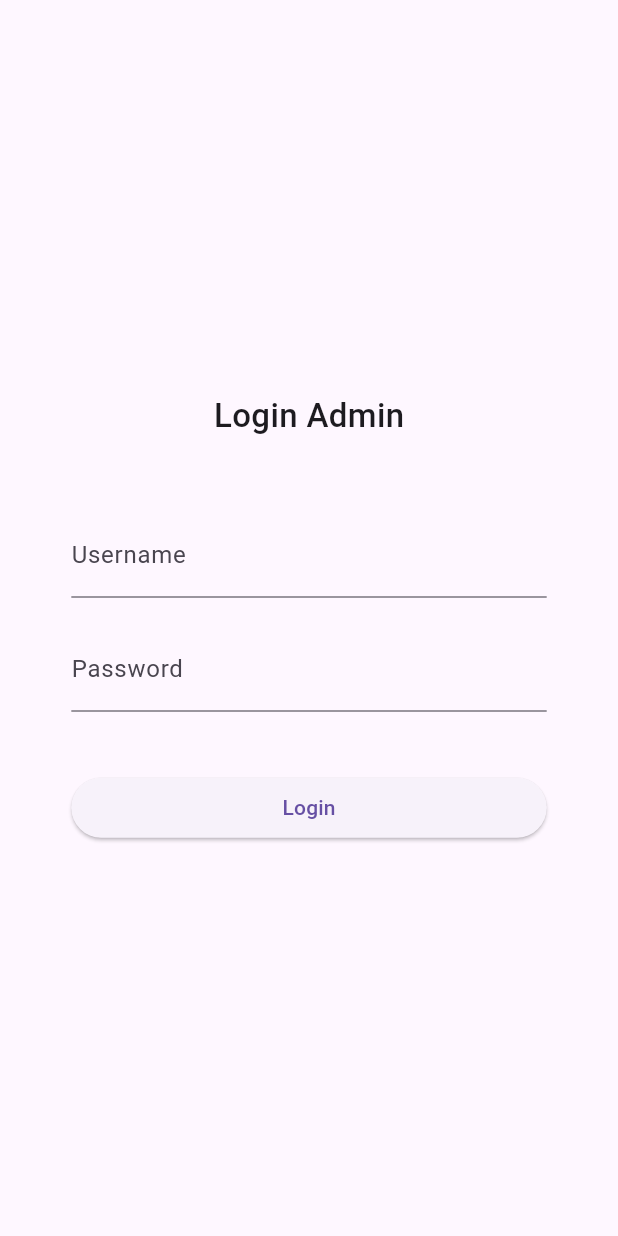
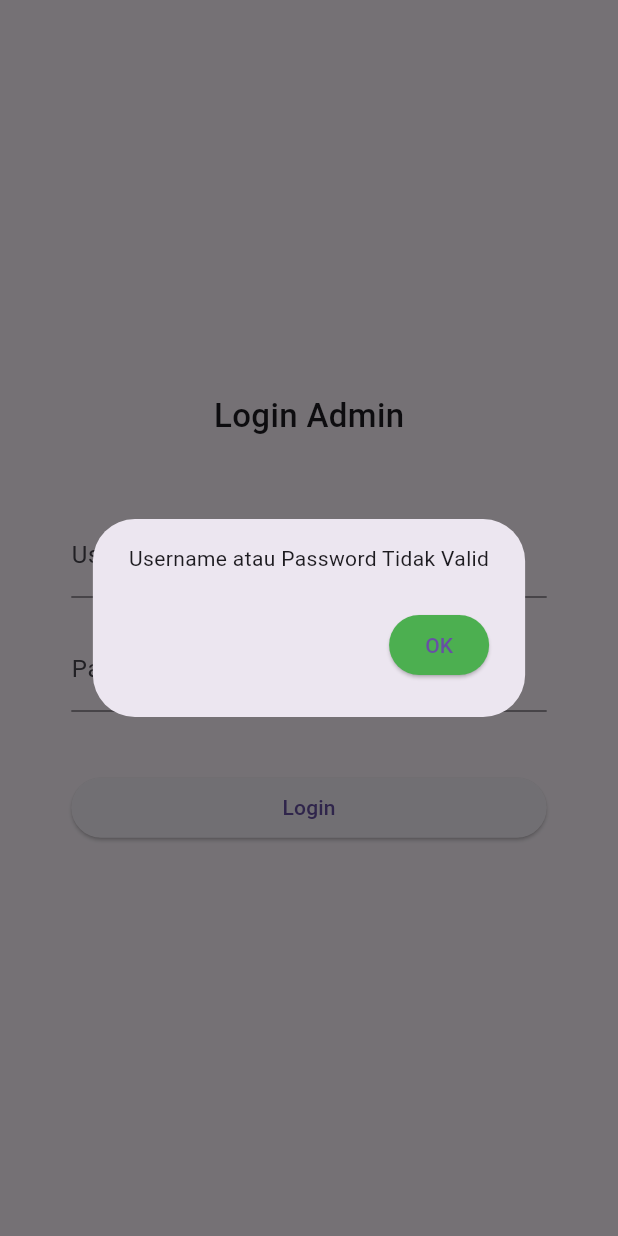
Before and after one commit to Gabriel-Tol/klinik_app, a Flutter app: the Login screen opened directly, after a tap on "Login", on a phone screen of 412 x 824 dp. Run offline on Flutter 3.47's test engine with Material 3 defaults, Android fonts, the phone set to English and light mode, and no system bars; our stand-ins replace dio, shared_preferences; accounts and stored records are empty.

Commit message:
Pertemuan 11: login admin/admin, token storage, API client, CRUD services

```diff
--- a/lib/model/poli.dart
+++ b/lib/model/poli.dart
@@ -3,4 +3,9 @@ class Poli {
   String namaPoli;
 
   Poli({this.id, required this.namaPoli});
+
+  factory Poli.fromJson(Map<String, dynamic> json) =>
+      Poli(id: json["id"], namaPoli: json["nama_poli"]);
+
+  Map<String, dynamic> toJson() => {"nama_poli": namaPoli};
 }
--- /dev/null
+++ b/lib/service/login_service.dart
@@ -0,0 +1,14 @@
+import '../helpers/user_info.dart';
+
+class LoginService {
+  Future<bool> login(String username, String password) async {
+    bool isLogin = false;
+    if (username == 'admin' && password == 'admin') {
+      await UserInfo().setToken("admin");
+      await UserInfo().setUserID("1");
+      await UserInfo().setUsername("admin");
+      isLogin = true;
+    }
+    return isLogin;
+  }
+}
--- a/lib/ui/login.dart
+++ b/lib/ui/login.dart
@@ -1,4 +1,7 @@
 import 'package:flutter/material.dart';
+
+import '../service/login_service.dart';
+import 'beranda.dart';
 
 class Login extends StatefulWidget {
   const Login({super.key});
@@ -69,7 +72,32 @@ class _LoginState extends State<Login> {
   Widget _tombolLogin() {
     return SizedBox(
       width: MediaQuery.of(context).size.width,
-      child: ElevatedButton(onPressed: () {}, child: const Text("Login")),
+      child:
+          ElevatedButton(onPressed: _prosesLogin, child: const Text("Login")),
     );
   }
+
+  Future<void> _prosesLogin() async {
+    final valid =
+        await LoginService().login(_usernameCtrl.text, _passwordCtrl.text);
+    if (!mounted) return;
+    if (valid) {
+      Navigator.pushReplacement(
+          context, MaterialPageRoute(builder: (context) => const Beranda()));
+    } else {
+      showDialog(
+        context: context,
+        builder: (context) => AlertDialog(
+          content: const Text("Username atau Password Tidak Valid"),
+          actions: [
+            ElevatedButton(
+              onPressed: () => Navigator.pop(context),
+              style: ElevatedButton.styleFrom(backgroundColor: Colors.green),
+              child: const Text("OK"),
+            ),
+          ],
+        ),
+      );
+    }
+  }
 }
--- a/pubspec.yaml
+++ b/pubspec.yaml
@@ -34,6 +34,8 @@ dependencies:
   # The following adds the Cupertino Icons font to your application.
   # Use with the CupertinoIcons class for iOS style icons.
   cupertino_icons: ^1.0.8
+  dio: ^4.0.6
+  shared_preferences: ^2.0.15
 
 dev_dependencies:
   flutter_test:
```
Also changed, not shown: lib/helpers/api_client.dart (added, +46 -0 lines), lib/helpers/user_info.dart (added, +42 -0 lines), lib/main.dart (+12 -6 lines), lib/model/pasien.dart (+18 -1 lines), lib/model/pegawai.dart (+20 -1 lines), lib/service/pasien_service.dart (added, +39 -0 lines), lib/service/pegawai_service.dart (added, +41 -0 lines), lib/service/poli_service.dart (added, +39 -0 lines), pubspec.lock, 2 other files.
